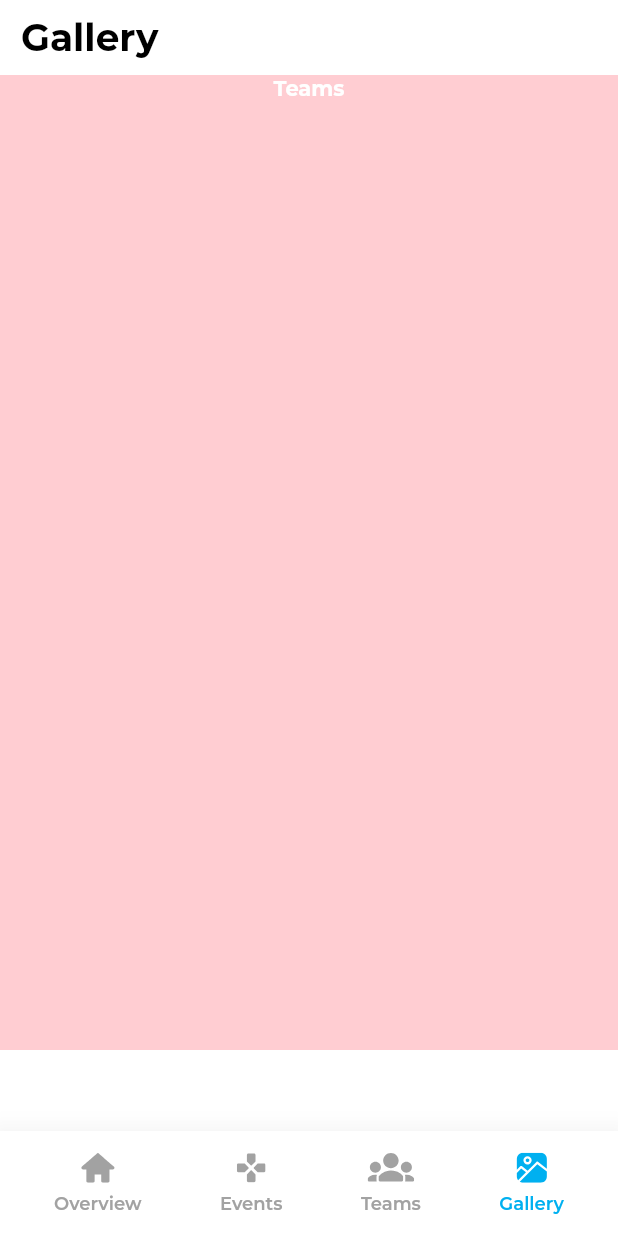
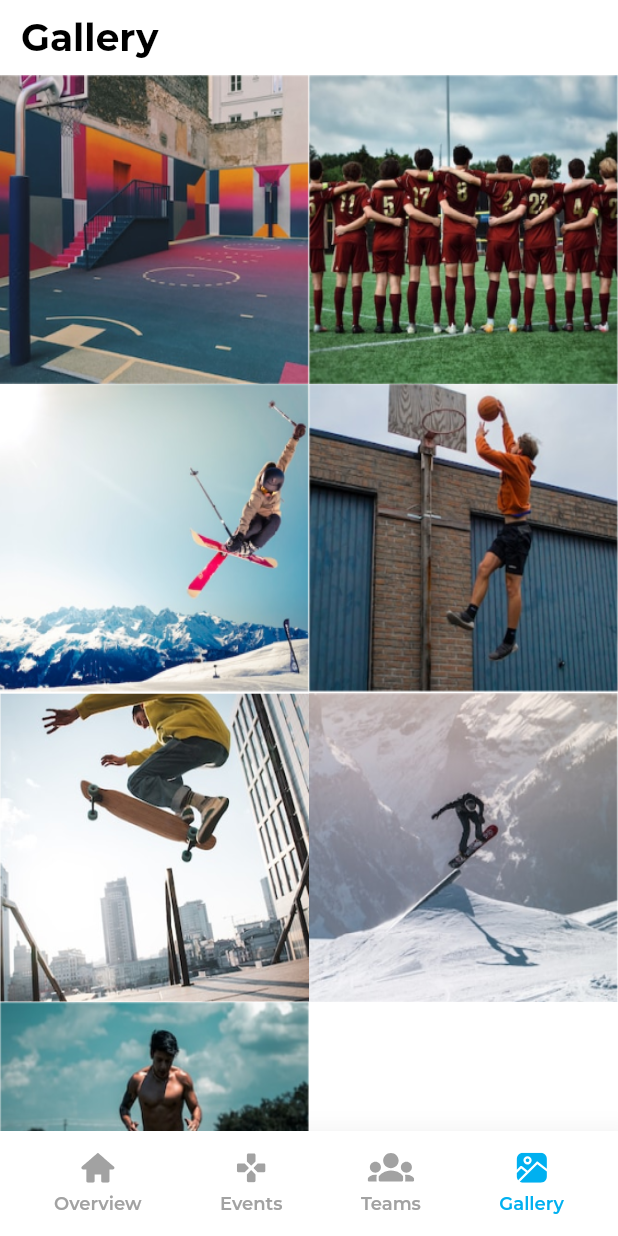
Before and after one commit to uroojmajid2000/Hudasoft_statboard_flutter_app, a Flutter app: the Layout screen opened directly, item 4 of the bottom bar chosen, on a phone screen of 412 x 824 dp. Run offline on Flutter 3.47's test engine with Material 2 defaults, Android fonts, the phone set to English and light mode, and no system bars; our stand-ins replace flutter_hooks, flutter_svg; project files that could hold a hidden picture were left out.

Commit message:
image_gridview add in gallery

```diff
--- a/lib/features/Players/presentation/screens/gallery/gallery_screen.dart
+++ b/lib/features/Players/presentation/screens/gallery/gallery_screen.dart
@@ -1,5 +1,7 @@
 import 'package:flutter/material.dart';
 import '../../../../../shared/layout/layout_screen.dart';
+import '../../../../../shared/widgets/search_bar.dart';
+import '../../../../../shared/widgets/text.dart';
 
 part 'widgets/body.dart';
 
@@ -13,9 +15,12 @@ class GalleryScreen extends StatelessWidget {
     return Layout(
       text: 'Gallery',
       currentTab: 4,
-      body: const SingleChildScrollView(
-        child: Body(),
-      ),
+      body: Body(),
+
+      // body: const SingleChildScrollView(
+      //   scrollDirection: Axis.vertical,
+      //   child: Body(),
+      // ),
     );
   }
 }
--- a/lib/features/Players/presentation/screens/gallery/widgets/body.dart
+++ b/lib/features/Players/presentation/screens/gallery/widgets/body.dart
@@ -1,7 +1,7 @@
 part of '../gallery_screen.dart';
 
 class Body extends StatefulWidget {
-  const Body({super.key});
+  const Body({Key? key}) : super(key: key);
 
   @override
   State<Body> createState() => _BodyState();
@@ -10,24 +10,20 @@ class Body extends StatefulWidget {
 class _BodyState extends State<Body> {
   @override
   Widget build(BuildContext context) {
-    return
-        // Container(color: Colors.blue,
-        // child: Text('gallery_screen'));
-        Expanded(
-      child: Container(
-        height: 650,
-        color: Colors.red[100],
-        child: Column(
-          children: [
-            Center(
-                child: Text(
-              'Teams',
-              style:
-                  TextStyle(color: Colors.white, fontWeight: FontWeight.bold),
-            )),
-          ],
-        ),
-      ),
+    return GridView.count(
+      primary: false,
+      crossAxisSpacing: 0,
+      mainAxisSpacing: 0,
+      crossAxisCount: 2,
+      children: <Widget>[
+        Image.asset('assets/images/image.png', fit: BoxFit.fill),
+        Image.asset('assets/images/imagetwo.png', fit: BoxFit.fill),
+        Image.asset('assets/images/imagethree.png', fit: BoxFit.fill),
+        Image.asset('assets/images/imagefour.png', fit: BoxFit.fill),
+        Image.asset('assets/images/imagefive.png', fit: BoxFit.fill),
+        Image.asset('assets/images/imagesix.png', fit: BoxFit.fill),
+        Image.asset('assets/images/imageseven.png', fit: BoxFit.fill),
+      ],
     );
   }
 }
```
Also changed, not shown: assets/images/image.png (added), assets/images/imagefive.png (added), assets/images/imagefour.png (added), assets/images/imageseven.png (added), assets/images/imagesix.png (added), assets/images/imagethree.png (added), assets/images/imagetwo.png (added).
